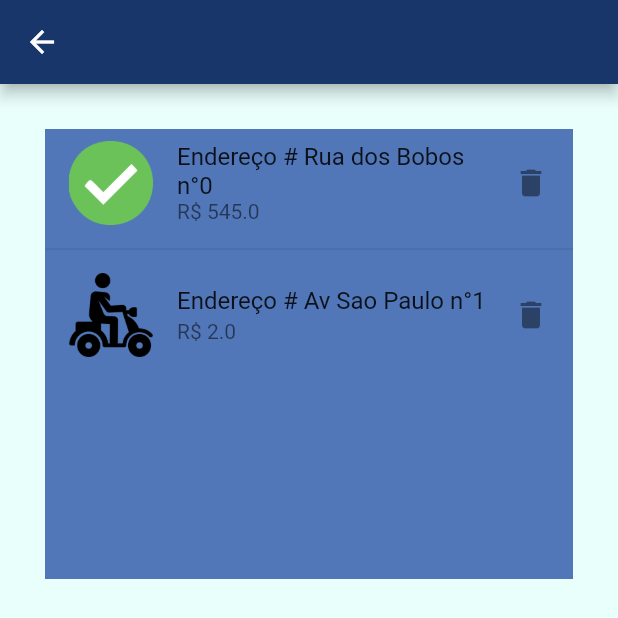
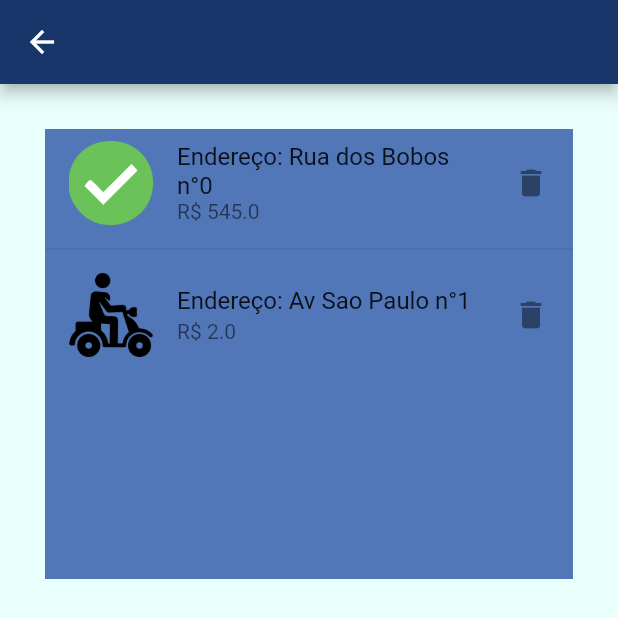
Before and after one commit to Gabrielbemo/delivery_food, a Flutter app: the Pedidos screen opened directly, on a phone screen of 412 x 824 dp, the top half of it. Run offline on Flutter 3.47's test engine with Material 2 defaults, Android fonts, the phone set to English and light mode, and no system bars; network calls fail.

```diff
--- a/lib/pages/pedidos.dart
+++ b/lib/pages/pedidos.dart
@@ -35,7 +35,7 @@ class Pedidos extends StatelessWidget {
                     return ListTile(
                       leading:
                           Image.asset('assets/images/${pedidos[index].status}.png'),
-                      title: Text('Endereço # ${pedidos[index].endereco}'),
+                      title: Text('Endereço: ${pedidos[index].endereco}'),
                       subtitle: Text('R\$ ${pedidos[index].price}'),
                       trailing: const Icon(Icons.delete),
                       onTap: () {
```
Also changed, not shown: 1 other file.
